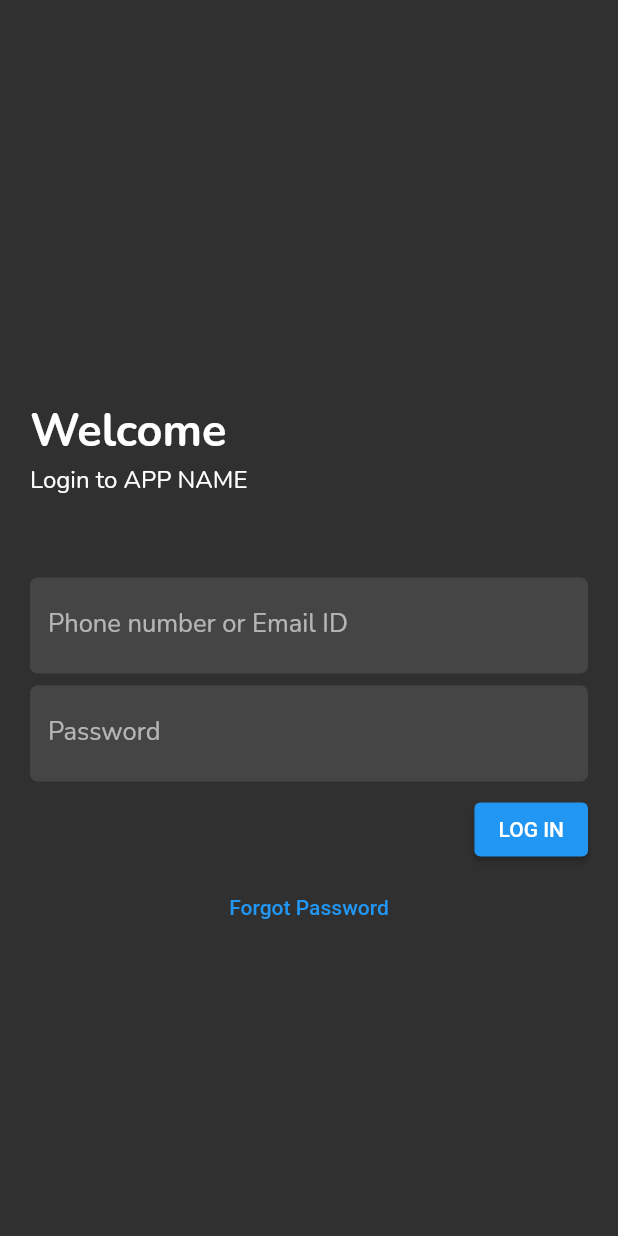
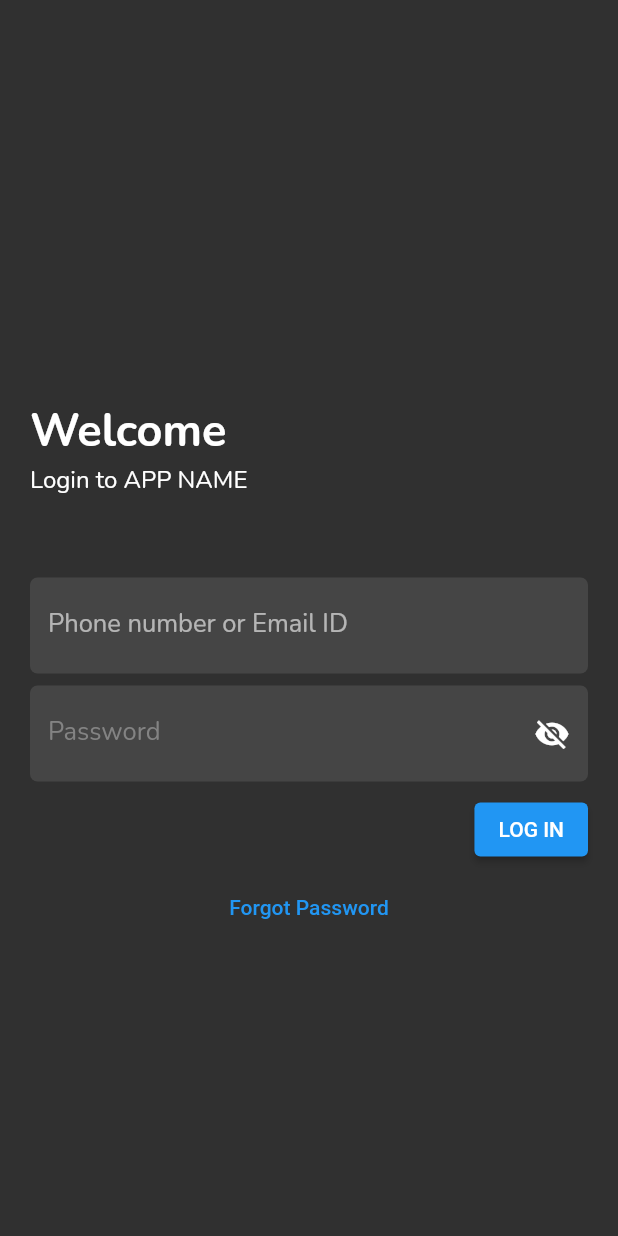
Before and after one commit to Promigos/payment-flutter-app, a Flutter app: the screen it shows after launch, after a tap on "LOG IN", on a phone screen of 412 x 824 dp. Run offline on Flutter 3.47's test engine with Material 2 defaults, Android fonts, the phone set to English and light mode, and no system bars; drawn by our look-alikes of oktoast; our stand-ins replace auto_size_text, contacts_service, email_validator, flutter_secure_storage, flutter_svg, font_awesome_flutter and 5 more; missing offline and left inert: qr_code_scanner; network calls fail.

Commit message:
Completed password module

```diff
--- a/lib/screens/home_page.dart
+++ b/lib/screens/home_page.dart
@@ -83,12 +83,10 @@ class _HomePageState extends State<HomePage> {
         body: FutureBuilder(
             future: makePostRequest(null, "/funds/getBalance", null, true),
             builder: (contex, AsyncSnapshot<http.Response> snapshot) {
-              print(snapshot.data!.body);
               balance = json.decode(snapshot.data!.body);
               if (!snapshot.hasData) {
                 return CircularProgressIndicator();
               }
-              var data = json.decode(snapshot.data!.body);
               return Column(
                 children: [
                   //TODO: Wallet balance, add funds
--- a/lib/screens/login_page.dart
+++ b/lib/screens/login_page.dart
@@ -12,6 +12,7 @@ import '../utils/http_modules.dart';
 import '../utils/utils.dart';
 import '../widgets/custom_sliver.dart';
 import '../widgets/error_box.dart';
+import '../widgets/password_widget.dart';
 import 'forgot_passcode.dart';
 
 class LoginPage extends StatefulWidget {
@@ -105,7 +106,7 @@ class _LoginPageState extends State<LoginPage> {
                 ),
                 Padding(
                   padding: constants.textFieldPadding,
-                  child: TextFormField(
+                  child: PasswordFormFieldWidget(
                       controller: _passwordController,
                       style: GoogleFonts.montserrat(),
                       validator: (value) {
@@ -114,24 +115,8 @@ class _LoginPageState extends State<LoginPage> {
                         } else {
                           return null;
                         }
-                      },
-                      decoration: InputDecoration(
-                        label: Text('Password',
-                            style: GoogleFonts.nunito(
-                                // color: colors.textBoxTextColor,
-                                fontSize: 17)),
-                        filled: true,
-                        hintText: 'Enter Password',
-                        hintStyle: GoogleFonts.poppins(),
-                        focusedBorder: OutlineInputBorder(
-                            borderSide: BorderSide.none,
-                            borderRadius: BorderRadius.circular(5)),
-                        // fillColor: colors.textBoxColor,
-                        // focusColor: colors.textBoxColor,
-                        enabledBorder: OutlineInputBorder(
-                            borderSide: BorderSide.none,
-                            borderRadius: BorderRadius.circular(5)),
-                      )),
+                      }, hintText: 'Enter password', label: 'Password',
+                      ),
                 ),
                 Padding(
                   padding: constants.textFieldPadding,
@@ -180,7 +165,6 @@ class _LoginPageState extends State<LoginPage> {
                                   });
                                 }
                               }
-                              //Navigator.of(context).push(MaterialPageRoute(builder: (context)=>const HomePage()));
                             },
                           ),
                   ),
--- a/lib/screens/users.dart
+++ b/lib/screens/users.dart
@@ -8,6 +8,7 @@ import 'package:http/http.dart' as http;
 import '../models/user_model.dart';
 import '../utils/http_modules.dart';
 import 'Transaction.dart';
+import 'package:contacts_service/contacts_service.dart';
 
 class Users extends StatefulWidget {
   const Users({Key? key}) : super(key: key);
@@ -93,6 +94,8 @@ class _ListWidgetState extends State<ListWidget> {
   @override
   void initState() {
     list = widget.list;
+    ContactsService.getContacts().then((value) => {print(value)});
+
   }
 
   @override
--- a/lib/widgets/password_widget.dart
+++ b/lib/widgets/password_widget.dart
@@ -7,6 +7,7 @@ class PasswordFormFieldWidget extends StatefulWidget {
       {Key? key,
       this.passwordKey,
       this.controller,
+      this.onSaved,
       this.style,
       this.validator,
       required this.label,
@@ -16,6 +17,7 @@ class PasswordFormFieldWidget extends StatefulWidget {
   final TextEditingController? controller;
   final TextStyle? style;
   final String? Function(String?)? validator;
+  final Function(String?)? onSaved;
   final String label;
   final String hintText;
 
@@ -35,10 +37,11 @@ class _PasswordFormFieldWidgetState extends State<PasswordFormFieldWidget> {
       controller: widget.controller,
       validator: widget.validator,
       style: widget.style,
+      onSaved: widget.onSaved,
       decoration: InputDecoration(
         label: Text(widget.label,
             style: GoogleFonts.nunito(
-                color: colors.textBoxTextColor, fontSize: 12)),
+                color: colors.textBoxTextColor, fontSize: 17)),
         hintText: widget.hintText,
         suffixIcon: Material(
           color: Colors.transparent,
```
Also changed, not shown: lib/screens/sign_up.dart (+2 -8 lines), lib/screens/unlock_page.dart (+59 -23 lines). Lines whose indentation alone changed are shown as unchanged.
